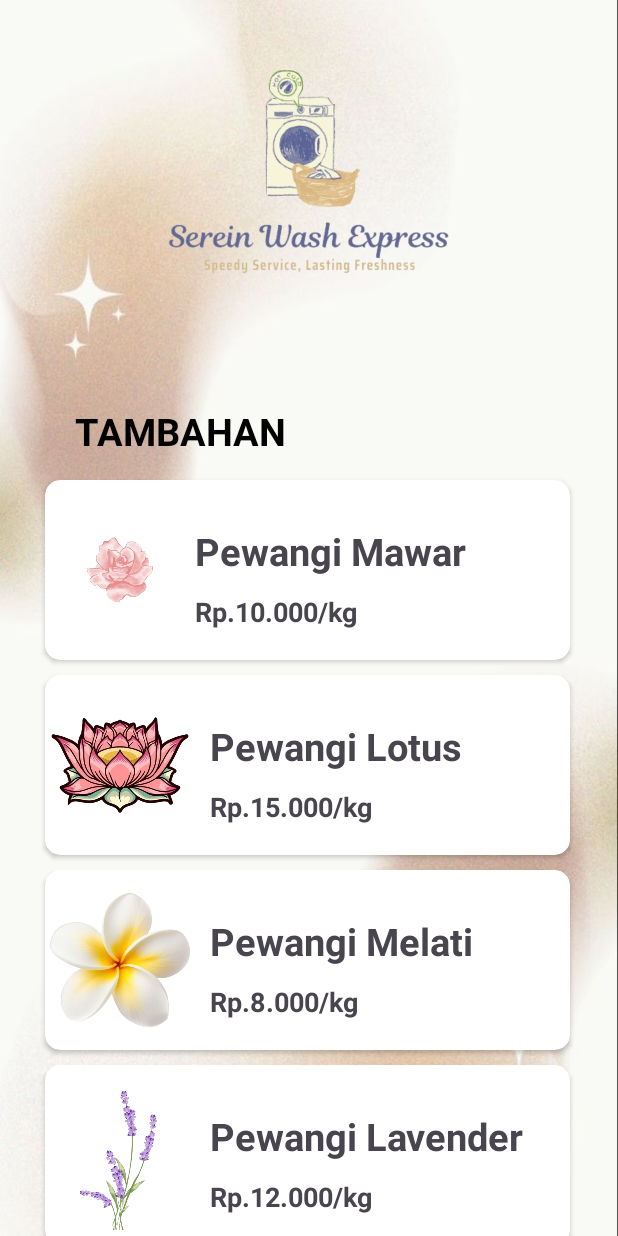
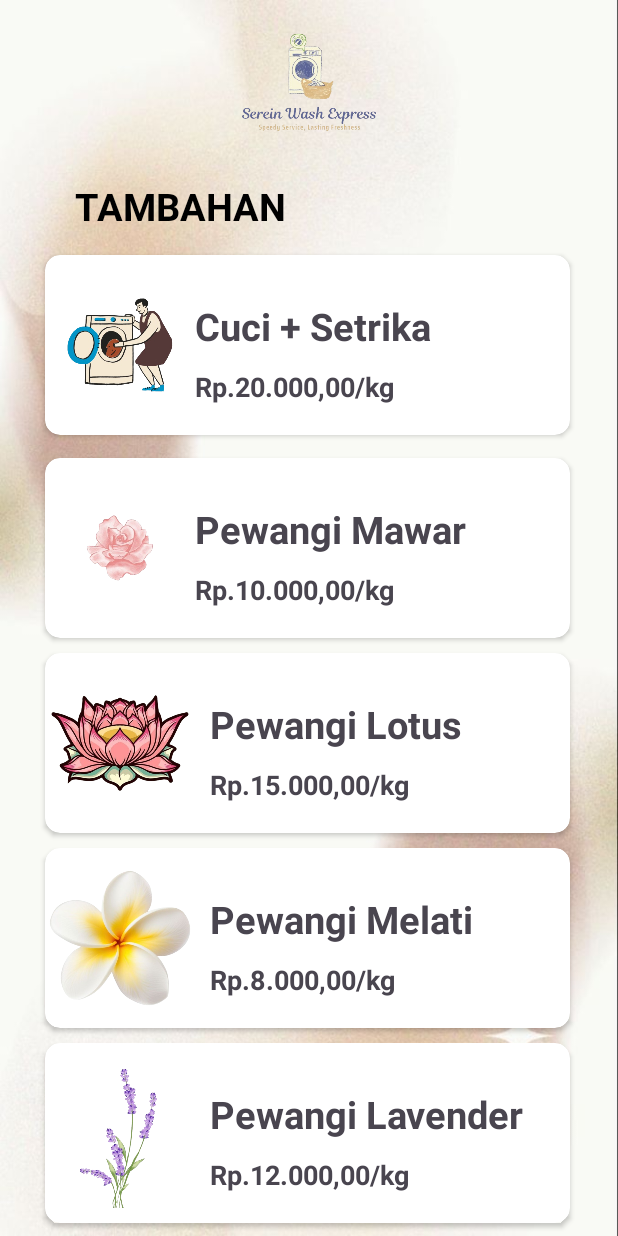
Before and after one commit to nandaa-rizz/Laundry, an Android app: the TambahActivity screen opened directly, with no data from a screen before it, on a phone screen of 412 x 824 dp. Run offline under Robolectric (Android 15) with nearby library versions, the phone set to English and light mode, and no system bars.

Commit message:
modifikasi dibagian tambah dan layanan

```diff
--- a/app/src/main/AndroidManifest.xml
+++ b/app/src/main/AndroidManifest.xml
@@ -12,6 +12,9 @@
         android:supportsRtl="true"
         android:theme="@style/Theme.Laundry"
         tools:targetApi="31">
+        <activity
+            android:name=".LayananCuci"
+            android:exported="false" />
         <activity
             android:name=".pegawai.CardDataPegawai"
             android:exported="false" />
--- a/app/src/main/res/layout/activity_layanan.xml
+++ b/app/src/main/res/layout/activity_layanan.xml
@@ -45,7 +45,7 @@
         <TextView
             android:layout_width="wrap_content"
             android:layout_height="wrap_content"
-            android:text="Cuci-Setrika"
+            android:text="Cuci Pakaian"
             android:textSize="16dp"
             android:layout_marginStart="35dp"
             android:layout_marginTop="100dp"/>
@@ -72,9 +72,9 @@
         <TextView
             android:layout_width="wrap_content"
             android:layout_height="wrap_content"
-            android:text="Only Setrika"
+            android:text="Setrika Pakaian"
             android:textSize="16dp"
-            android:layout_marginStart="35dp"
+            android:layout_marginStart="25dp"
             android:layout_marginTop="100dp"/>
     </androidx.cardview.widget.CardView>
 
--- a/app/src/main/res/layout/activity_tambah.xml
+++ b/app/src/main/res/layout/activity_tambah.xml
@@ -17,8 +17,8 @@
 
     <ImageView
         android:id="@+id/ivLogo"
-        android:layout_width="250dp"
-        android:layout_height="250dp"
+        android:layout_width="150dp"
+        android:layout_height="120dp"
         android:src="@drawable/logoo"
         app:layout_constraintTop_toTopOf="parent"
         app:layout_constraintStart_toStartOf="parent"
@@ -29,7 +29,6 @@
         android:layout_width="wrap_content"
         android:layout_height="wrap_content"
         android:layout_marginStart="50dp"
-        android:layout_marginTop="20dp"
         android:text="TAMBAHAN"
         android:textSize="25dp"
         android:textStyle="bold"
@@ -38,11 +37,46 @@
         app:layout_constraintTop_toBottomOf="@id/ivLogo" />
 
     <androidx.cardview.widget.CardView
+        android:id="@+id/cvCuciS"
+        android:layout_width="350dp"
+        android:layout_height="120dp"
+        app:cardCornerRadius="10dp"
+        app:layout_constraintTop_toBottomOf="@id/etTambahan"
+        app:layout_constraintStart_toStartOf="parent"
+        android:layout_marginStart="30dp"
+        android:layout_marginTop="15dp">
+
+        <ImageView
+            android:layout_width="100dp"
+            android:layout_height="120dp"
+            android:id="@+id/iconCuciS"
+            android:src="@drawable/cuci"/>
+
+        <TextView
+            android:layout_width="wrap_content"
+            android:layout_height="wrap_content"
+            android:text="Cuci + Setrika"
+            android:textSize="25dp"
+            android:textStyle="bold"
+            android:layout_marginStart="100dp"
+            android:layout_marginTop="30dp"/>
+
+        <TextView
+            android:layout_width="wrap_content"
+            android:layout_height="wrap_content"
+            android:text="Rp.20.000,00/kg"
+            android:textSize="18sp"
+            android:textStyle="bold"
+            android:layout_marginTop="75dp"
+            android:layout_marginStart="100dp"/>
+    </androidx.cardview.widget.CardView>
+
+    <androidx.cardview.widget.CardView
         android:id="@+id/cvMawar"
         android:layout_width="350dp"
         android:layout_height="120dp"
         app:cardCornerRadius="10dp"
-        app:layout_constraintTop_toBottomOf="@id/etTambahan"
+        app:layout_constraintTop_toBottomOf="@id/cvCuciS"
         app:layout_constraintStart_toStartOf="parent"
         android:layout_marginStart="30dp"
         android:layout_marginTop="15dp">
@@ -65,7 +99,7 @@
         <TextView
             android:layout_width="wrap_content"
             android:layout_height="wrap_content"
-            android:text="Rp.10.000/kg"
+            android:text="Rp.10.000,00/kg"
             android:textSize="18sp"
             android:textStyle="bold"
             android:layout_marginTop="75dp"
@@ -100,7 +134,7 @@
         <TextView
             android:layout_width="wrap_content"
             android:layout_height="wrap_content"
-            android:text="Rp.15.000/kg"
+            android:text="Rp.15.000,00/kg"
             android:textSize="18sp"
             android:textStyle="bold"
             android:layout_marginTop="75dp"
@@ -135,7 +169,7 @@
         <TextView
             android:layout_width="wrap_content"
             android:layout_height="wrap_content"
-            android:text="Rp.8.000/kg"
+            android:text="Rp.8.000,00/kg"
             android:textSize="18sp"
             android:textStyle="bold"
             android:layout_marginTop="75dp"
@@ -170,7 +204,7 @@
         <TextView
             android:layout_width="wrap_content"
             android:layout_height="wrap_content"
-            android:text="Rp.12.000/kg"
+            android:text="Rp.12.000,00/kg"
             android:textSize="18sp"
             android:textStyle="bold"
             android:layout_marginTop="75dp"
```
Also changed, not shown: app/src/main/java/com/nanda/laundry/LayananCuci.kt (added, +20 -0 lines), app/src/main/res/layout/activity_layanan_cuci.xml (added, +10 -0 lines).
